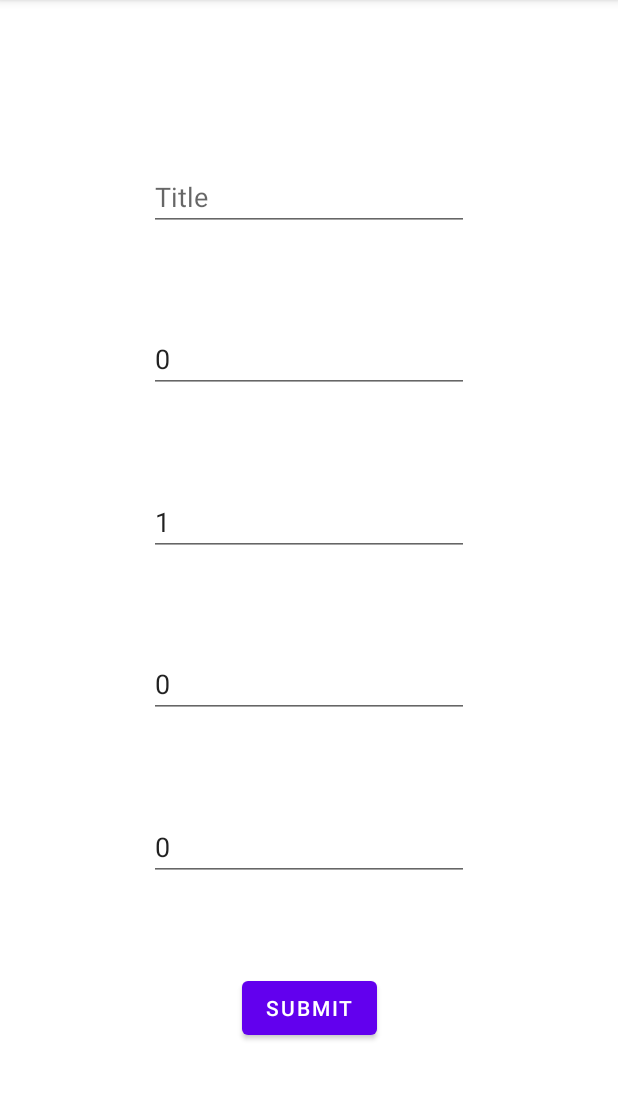
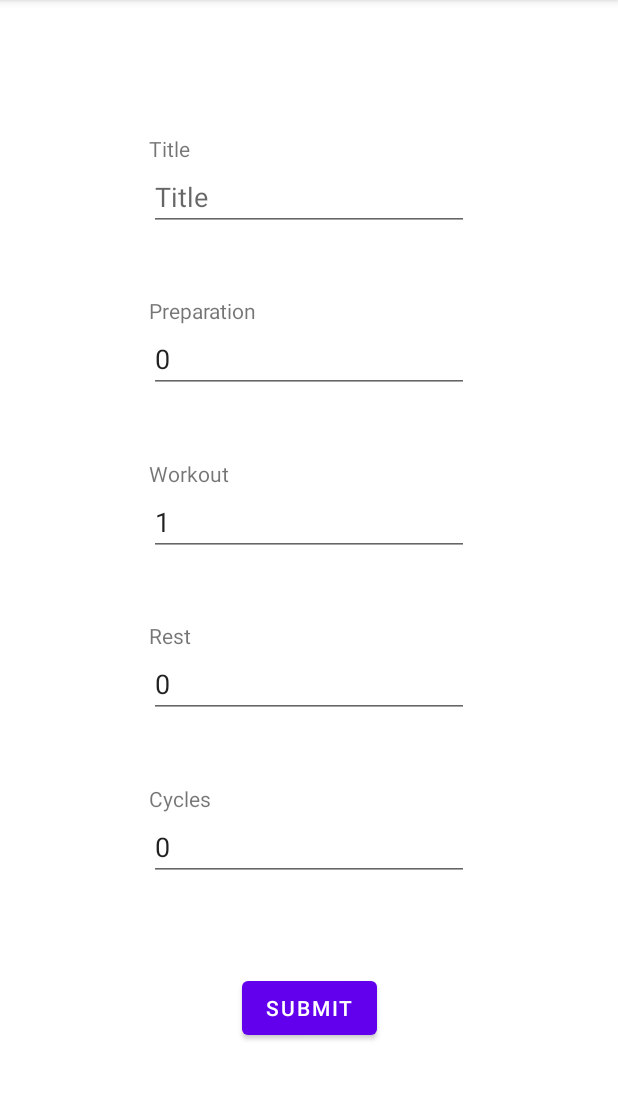
Before and after one commit to ChoCoBo1712/TabataTimer, an Android app: the fragment TimerDetailFragment placed in its activity, on a phone screen of 412 x 824 dp, the part 84-1184 px from its top. Run offline under Robolectric (Android 15) with nearby library versions, the phone set to English and light mode, and no system bars.

Commit message:
added labels to TimerDetailFragment

```diff
--- a/app/src/main/java/com/example/tabatatimer/TimerDetailFragment.kt
+++ b/app/src/main/java/com/example/tabatatimer/TimerDetailFragment.kt
@@ -53,6 +53,7 @@ class TimerDetailFragment : Fragment() {
 
     private fun onSubmitClick(v: View)
     {
+
         Toast.makeText(requireContext(), "hey", Toast.LENGTH_SHORT).show()
     }
 
--- a/app/src/main/res/layout/fragment_timer_detail.xml
+++ b/app/src/main/res/layout/fragment_timer_detail.xml
@@ -87,4 +87,44 @@
         app:layout_constraintTop_toTopOf="parent"
         app:layout_constraintVertical_bias="0.90" />
 
+    <TextView
+        android:id="@+id/timer_title_label"
+        android:layout_width="wrap_content"
+        android:layout_height="wrap_content"
+        android:text="@string/title"
+        app:layout_constraintBottom_toTopOf="@+id/timer_title_text"
+        app:layout_constraintStart_toStartOf="@+id/timer_title_text" />
+
+    <TextView
+        android:id="@+id/timer_preparation_label"
+        android:layout_width="wrap_content"
+        android:layout_height="wrap_content"
+        android:text="@string/preparation"
+        app:layout_constraintBottom_toTopOf="@+id/timer_preparation_text"
+        app:layout_constraintStart_toStartOf="@+id/timer_preparation_text" />
+
+    <TextView
+        android:id="@+id/timer_workout_label"
+        android:layout_width="wrap_content"
+        android:layout_height="wrap_content"
+        android:text="@string/workout"
+        app:layout_constraintBottom_toTopOf="@+id/timer_workout_text"
+        app:layout_constraintStart_toStartOf="@+id/timer_workout_text" />
+
+    <TextView
+        android:id="@+id/timer_rest_label"
+        android:layout_width="wrap_content"
+        android:layout_height="wrap_content"
+        android:text="@string/rest"
+        app:layout_constraintBottom_toTopOf="@+id/timer_rest_text"
+        app:layout_constraintStart_toStartOf="@+id/timer_rest_text" />
+
+    <TextView
+        android:id="@+id/timer_cycles_label"
+        android:layout_width="wrap_content"
+        android:layout_height="wrap_content"
+        android:text="@string/cycles"
+        app:layout_constraintBottom_toTopOf="@+id/timer_cycles_text"
+        app:layout_constraintStart_toStartOf="@+id/timer_cycles_text" />
+
 </androidx.constraintlayout.widget.ConstraintLayout>
--- a/app/src/main/res/values/strings.xml
+++ b/app/src/main/res/values/strings.xml
@@ -6,10 +6,12 @@
     <string name="add">Add</string>
     <string name="add_timer">Add timer</string>
     <string name="add_sequence">Add sequence</string>
-    <!-- TODO: Remove or change this placeholder text -->
-    <string name="hello_blank_fragment">Hello blank fragment</string>
-    <string name="title">Title</string>
     <string name="_1">1</string>
     <string name="_0">0</string>
     <string name="submit">Submit</string>
+    <string name="title">Title</string>
+    <string name="preparation">Preparation</string>
+    <string name="workout">Workout</string>
+    <string name="rest">Rest</string>
+    <string name="cycles">Cycles</string>
 </resources>
```
